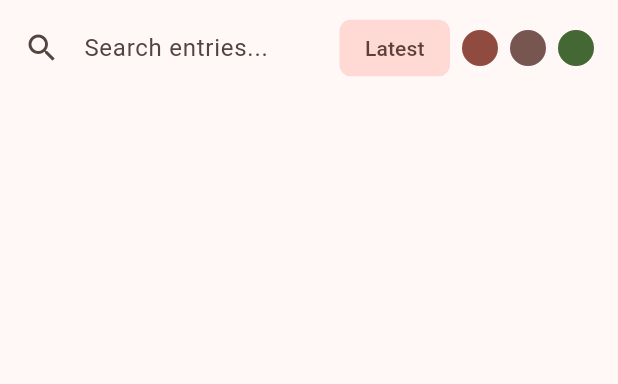
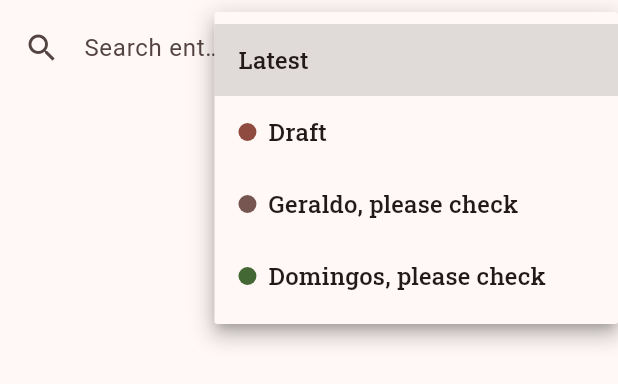
Before and after one commit to JannieT/makhua-lexicon, a Flutter app: the FilterBar widget shown alone on an empty page, opened directly, after a tap on "Latest", on a phone screen of 412 x 824 dp. Shown: the top 384 px of the screen. Run offline on Flutter 3.47's test engine with Material 3 defaults, Android fonts, the phone set to English and light mode, and no system bars; our stand-ins replace cloud_firestore, firebase_analytics, firebase_auth, firebase_core, get_it, go_router and 4 more; accounts and stored records are empty; generated files the repository leaves out were written again.

Commit message:
increment: filter dropdown on index screen with translated flag labels
Replace the Latest chip and flag dots with a single dropdown picklist,
and move flag labels into the ARB files so they follow the app language.

Co-Authored-By: Claude Opus 5.5 <noreply@anthropic.com>

```diff
--- a/lib/src/edit/entry_screen.dart
+++ b/lib/src/edit/entry_screen.dart
@@ -207,7 +207,7 @@ class _EntryScreenState extends State<EntryScreen> {
               onTap: (flag) => _manager.toggleFlag(flag),
             ),
             const SizedBox(width: 8),
-            Text(flag.label),
+            Text(context.flagLabel(flag)),
           ],
         ),
       );
--- a/lib/src/index/index_manager.dart
+++ b/lib/src/index/index_manager.dart
@@ -19,6 +19,13 @@ enum IndexFilter {
     needsReviewOne => 2,
     needsReviewTwo => 3,
     _ => 0,
+  };
+
+  Flag? get flag => switch (this) {
+    isDraft => Flag.isDraft,
+    needsReviewOne => Flag.needsReviewOne,
+    needsReviewTwo => Flag.needsReviewTwo,
+    _ => null,
   };
 }
 
@@ -42,13 +49,19 @@ class IndexManager {
     gridEntries.value = getFilteredEntries();
   }
 
-  void setFilterFlag(Flag flag) {
-    final newFilter = switch (flag) {
-      Flag.isDraft => IndexFilter.isDraft,
-      Flag.needsReviewOne => IndexFilter.needsReviewOne,
-      Flag.needsReviewTwo => IndexFilter.needsReviewTwo,
-    };
-    filter = newFilter;
+  /// Filters the user can pick from the dropdown; search is set by typing.
+  List<IndexFilter> get filterOptions => const [
+    IndexFilter.latest,
+    IndexFilter.isDraft,
+    IndexFilter.needsReviewOne,
+    IndexFilter.needsReviewTwo,
+  ];
+
+  /// The dropdown's value, or null while a search is active.
+  IndexFilter? get selectedFilterOption => filter == IndexFilter.search ? null : filter;
+
+  void selectFilter(IndexFilter? value) {
+    if (value != null) filter = value;
   }
 
   final searchController = TextEditingController();
--- a/lib/src/index/widgets/filter_bar.dart
+++ b/lib/src/index/widgets/filter_bar.dart
@@ -2,7 +2,6 @@ import 'package:flutter/material.dart';
 import 'package:signals/signals_flutter.dart';
 
 import '../../shared/extensions.dart';
-import '../../shared/models/flags.dart';
 import '../../shared/services/service_locator.dart';
 import '../../shared/widgets/flag_button.dart';
 import '../index_manager.dart';
@@ -14,7 +13,8 @@ class FilterBar extends StatelessWidget {
   Widget build(BuildContext context) {
     final manager = get<IndexManager>();
 
-    return SignalBuilder(builder: (context) {
+    return SignalBuilder(
+      builder: (context) {
         return Container(
           padding: const EdgeInsets.symmetric(horizontal: 16, vertical: 8),
           decoration: BoxDecoration(
@@ -37,28 +37,44 @@ class FilterBar extends StatelessWidget {
               ),
               const SizedBox(width: 16),
 
-            // Latest entries chip
-            FilterChip(
-              label: Text(context.tr.latest),
-              selected: manager.filter == IndexFilter.latest,
-              onSelected: (selected) => manager.filter = IndexFilter.latest,
-              showCheckmark: false,
-            ),
-            const SizedBox(width: 8),
-
-            // Flag color options
-            ...Flag.values
-                .map<Widget>(
-                  (flag) => FlagButton(
-                    flag: flag,
-                    isSelected: manager.filter.flagNumber == flag.number,
-                    onTap: manager.setFilterFlag,
+              // Filter picklist
+              DropdownButton<IndexFilter>(
+                value: manager.selectedFilterOption,
+                hint: Text(context.tr.filter),
+                onChanged: manager.selectFilter,
+                underline: const SizedBox.shrink(),
+                items: manager.filterOptions
+                    .map(
+                      (option) => DropdownMenuItem(
+                        value: option,
+                        child: _FilterOptionLabel(option: option),
                       ),
                     )
-                .intersperse(const SizedBox(width: 8)),
+                    .toList(),
+              ),
             ],
           ),
         );
-    });
+      },
+    );
   }
 }
+
+class _FilterOptionLabel extends StatelessWidget {
+  const _FilterOptionLabel({required this.option});
+
+  final IndexFilter option;
+
+  @override
+  Widget build(BuildContext context) {
+    final flag = option.flag;
+
+    return Row(
+      mainAxisSize: MainAxisSize.min,
+      children: [
+        if (flag != null) ...[FlagButton(flag: flag), const SizedBox(width: 8)],
+        Text(flag == null ? context.tr.latest : context.flagLabel(flag)),
+      ],
+    );
+  }
+}
--- a/lib/src/localization/app_en.arb
+++ b/lib/src/localization/app_en.arb
@@ -15,6 +15,10 @@
   "searchEntries": "Search entries...",
   "@searchEntries": {
     "description": "Placeholder text for the search field in the filter bar"
+  },
+  "filter": "Filter",
+  "@filter": {
+    "description": "Hint for the filter dropdown when a search is active"
   },
   "latest": "Latest",
   "@latest": {
@@ -162,11 +166,11 @@
   "@isDraft": {
     "description": "Label for the draft flag"
   },
-  "needsReviewOne": "Needs Review 1",
+  "needsReviewOne": "Geraldo, please check",
   "@needsReviewOne": {
     "description": "Label for the first review flag"
   },
-  "needsReviewTwo": "Needs Review 2",
+  "needsReviewTwo": "Domingos, please check",
   "@needsReviewTwo": {
     "description": "Label for the second review flag"
   },
--- a/lib/src/localization/app_pt.arb
+++ b/lib/src/localization/app_pt.arb
@@ -10,6 +10,7 @@
     "invalidEmailOrPassword": "Email ou senha inválidos",
     "somethingWentWrongPleaseTryAgain": "Algo deu errado, tente novamente",
     "searchEntries": "Buscar entradas...",
+    "filter": "Filtrar",
     "latest": "Mais recentes",
     "noEntriesFound": "Nenhuma entrada encontrada",
     "updatedAt": "Atualizado {time}",
@@ -36,8 +37,8 @@
     "changesSaved": "Alterações salvas com sucesso",
     "flags": "Marcadores",
     "isDraft": "Rascunho",
-    "needsReviewOne": "Precisa Revisão 1",
-    "needsReviewTwo": "Precisa Revisão 2",
+    "needsReviewOne": "Por favor Geraldo, verifique",
+    "needsReviewTwo": "Por favor Domingos, verifique",
     "search": "Buscar",
     "searchHint": "Buscar por uma palavra...",
     "noResults": "Nenhum resultado encontrado",
--- a/lib/src/shared/extensions.dart
+++ b/lib/src/shared/extensions.dart
@@ -2,6 +2,7 @@ import 'package:flutter/material.dart';
 import 'package:go_router/go_router.dart';
 
 import '../localization/app_localizations.dart';
+import 'models/flags.dart';
 
 const designHeight = 812;
 
@@ -9,6 +10,11 @@ extension ExtendBuildContext on BuildContext {
   AppLocalizations get tr => AppLocalizations.of(this)!;
   TextTheme get styles => Theme.of(this).textTheme;
   ColorScheme get colors => Theme.of(this).colorScheme;
+  String flagLabel(Flag flag) => switch (flag) {
+    Flag.isDraft => tr.isDraft,
+    Flag.needsReviewOne => tr.needsReviewOne,
+    Flag.needsReviewTwo => tr.needsReviewTwo,
+  };
   bool get isDarkMode => Theme.of(this).brightness == Brightness.dark;
 
   Size get size => MediaQuery.of(this).size;
--- a/lib/src/shared/models/flags.dart
+++ b/lib/src/shared/models/flags.dart
@@ -1,20 +1,11 @@
 enum Flag {
-  isDraft(number: 1, color: 4287646528, label: 'Draft'), // context.colors.primary
-  needsReviewOne(
-    number: 2,
-    color: 4286010961,
-    label: 'Por favor Geraldo, verifique',
-  ), // context.colors.secondary
-  needsReviewTwo(
-    number: 3,
-    color: 4282607667,
-    label: 'Por favor Domingos, verifique',
-  ); // context.colors.tertiary
+  isDraft(number: 1, color: 4287646528), // context.colors.primary
+  needsReviewOne(number: 2, color: 4286010961), // context.colors.secondary
+  needsReviewTwo(number: 3, color: 4282607667); // context.colors.tertiary
 
   final int number;
   final int color;
-  final String label;
-  const Flag({required this.number, required this.color, required this.label});
+  const Flag({required this.number, required this.color});
 
   static Flag fromNumber(int number) {
     return switch (number) {
```
Also changed, not shown: 1 other file. Lines whose indentation alone changed are shown as unchanged.
